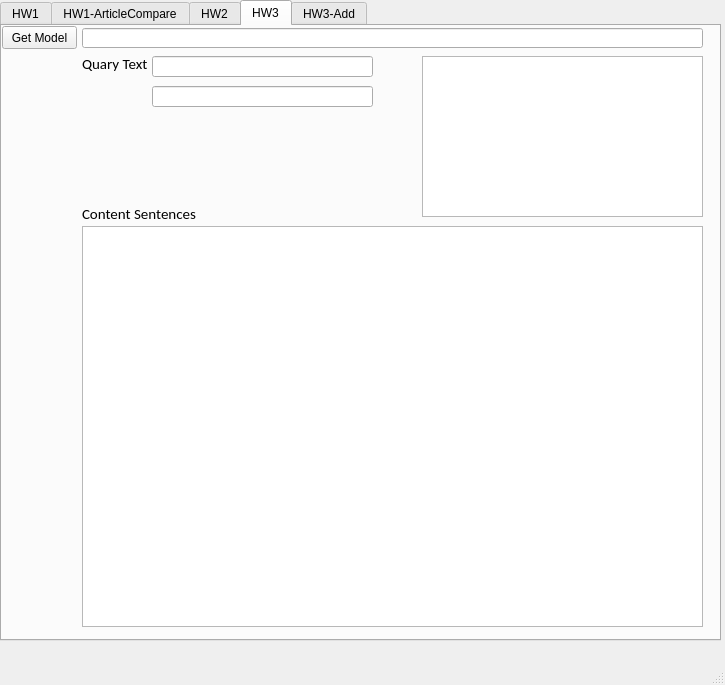
noname30081/NCKU_BioIR, file gui/SearchQt.ui: the form before one commit.
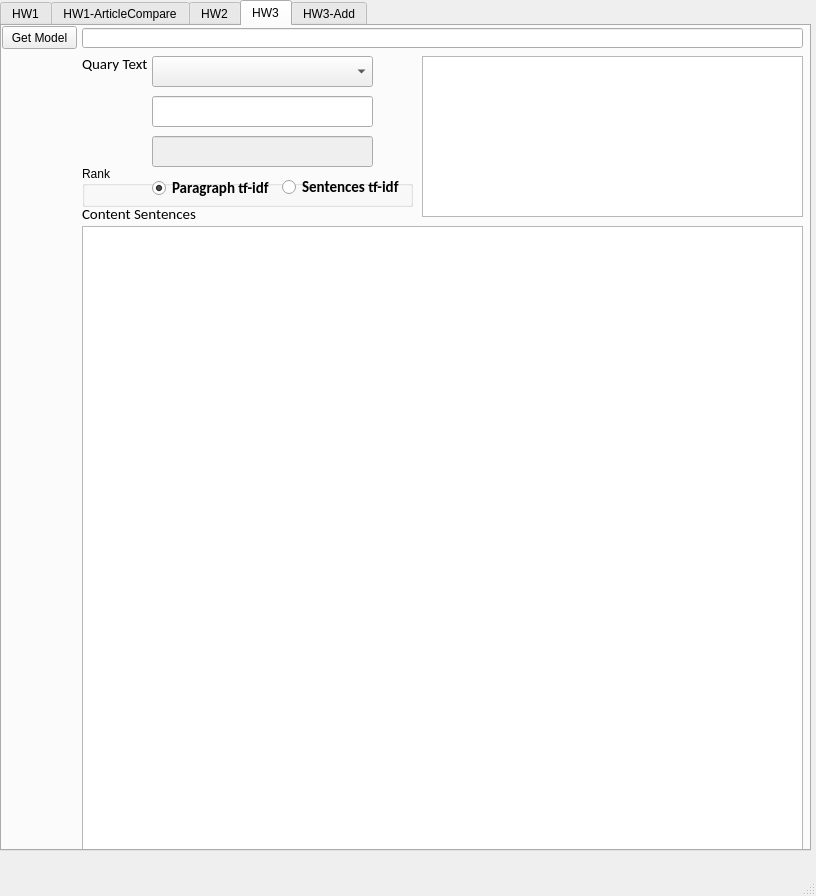
The form after the commit.

Commit message: word2vec cluster with tf-idf to rank keyword

The edit to the form file:
```diff
--- a/gui/SearchQt.ui
+++ b/gui/SearchQt.ui
@@ -6,8 +6,8 @@
    <rect>
     <x>0</x>
     <y>0</y>
-    <width>725</width>
-    <height>685</height>
+    <width>816</width>
+    <height>896</height>
    </rect>
   </property>
   <property name="windowTitle">
@@ -19,8 +19,8 @@
      <rect>
       <x>0</x>
       <y>0</y>
-      <width>721</width>
-      <height>641</height>
+      <width>811</width>
+      <height>851</height>
      </rect>
     </property>
     <property name="currentIndex">
@@ -1120,7 +1120,7 @@
        <rect>
         <x>80</x>
         <y>2</y>
-        <width>621</width>
+        <width>721</width>
         <height>20</height>
        </rect>
       </property>
@@ -1143,10 +1143,18 @@
        <rect>
         <x>420</x>
         <y>30</y>
-        <width>281</width>
+        <width>381</width>
         <height>161</height>
        </rect>
       </property>
+      <property name="font">
+       <font>
+        <family>Calibri</family>
+        <pointsize>12</pointsize>
+        <weight>75</weight>
+        <bold>true</bold>
+       </font>
+      </property>
       <property name="columnCount">
        <number>0</number>
       </property>
@@ -1155,12 +1163,15 @@
       </attribute>
      </widget>
      <widget class="QLineEdit" name="txt_HW3_quarytxt">
+      <property name="enabled">
+       <bool>false</bool>
+      </property>
       <property name="geometry">
        <rect>
         <x>150</x>
-        <y>30</y>
+        <y>110</y>
         <width>221</width>
-        <height>21</height>
+        <height>31</height>
        </rect>
       </property>
      </widget>
@@ -1187,21 +1198,37 @@
       <property name="geometry">
        <rect>
         <x>150</x>
-        <y>60</y>
+        <y>70</y>
         <width>221</width>
-        <height>21</height>
+        <height>31</height>
        </rect>
       </property>
+      <property name="font">
+       <font>
+        <family>Calibri</family>
+        <pointsize>12</pointsize>
+        <weight>75</weight>
+        <bold>true</bold>
+       </font>
+      </property>
      </widget>
      <widget class="QTextEdit" name="txt_HW3_result">
       <property name="geometry">
        <rect>
         <x>80</x>
         <y>200</y>
-        <width>621</width>
-        <height>401</height>
+        <width>721</width>
+        <height>631</height>
        </rect>
       </property>
+      <property name="font">
+       <font>
+        <family>Calibri</family>
+        <pointsize>12</pointsize>
+        <weight>75</weight>
+        <bold>true</bold>
+       </font>
+      </property>
      </widget>
      <widget class="QLabel" name="label_16">
       <property name="geometry">
@@ -1222,6 +1249,82 @@
        <string>Content Sentences</string>
       </property>
      </widget>
+     <widget class="QComboBox" name="cb_HW3_quarytxt">
+      <property name="geometry">
+       <rect>
+        <x>150</x>
+        <y>30</y>
+        <width>221</width>
+        <height>31</height>
+       </rect>
+      </property>
+      <property name="font">
+       <font>
+        <family>Calibri</family>
+        <pointsize>12</pointsize>
+        <weight>75</weight>
+        <bold>true</bold>
+       </font>
+      </property>
+     </widget>
+     <widget class="QGroupBox" name="groupBox_2">
+      <property name="geometry">
+       <rect>
+        <x>80</x>
+        <y>140</y>
+        <width>331</width>
+        <height>41</height>
+       </rect>
+      </property>
+      <property name="title">
+       <string>Rank</string>
+      </property>
+      <widget class="QRadioButton" name="rto_Paras">
+       <property name="geometry">
+        <rect>
+         <x>70</x>
+         <y>14</y>
+         <width>121</width>
+         <height>16</height>
+        </rect>
+       </property>
+       <property name="font">
+        <font>
+         <family>Calibri</family>
+         <pointsize>11</pointsize>
+         <weight>75</weight>
+         <bold>true</bold>
+        </font>
+       </property>
+       <property name="text">
+        <string>Paragraph tf-idf</string>
+       </property>
+       <property name="checked">
+        <bool>true</bool>
+       </property>
+      </widget>
+      <widget class="QRadioButton" name="rto_Sents">
+       <property name="geometry">
+        <rect>
+         <x>200</x>
+         <y>13</y>
+         <width>131</width>
+         <height>16</height>
+        </rect>
+       </property>
+       <property name="font">
+        <font>
+         <family>Calibri</family>
+         <pointsize>11</pointsize>
+         <weight>75</weight>
+         <bold>true</bold>
+        </font>
+       </property>
+       <property name="text">
+        <string>Sentences tf-idf</string>
+       </property>
+      </widget>
+     </widget>
     </widget>
     <widget class="QWidget" name="tab_HW3_add">
      <attribute name="title">
```
Left out of the diff: 2 changed lines with no effect on the pictures. The commit also changes 9 other files.
